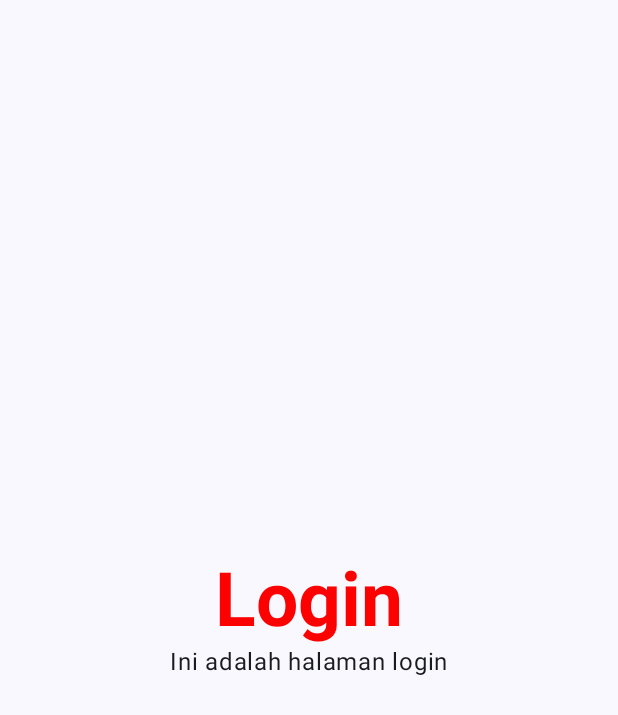
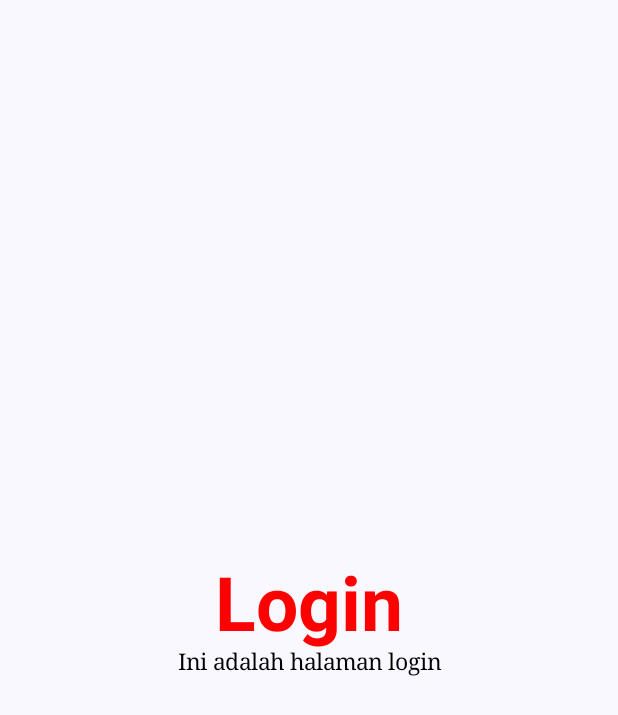
Before and after one commit to BriliyanLuthfiTriandri/QuestBasicComposable_094, an Android app built with Jetpack Compose: the screen it shows after launch (MainActivity), on a phone screen of 412 x 824 dp. Shown: the top 715 px of the screen. Run offline under Robolectric (Android 15) with nearby library versions, the phone set to English and light mode, and no system bars.

Commit message:
menambahkan Style pada text "Ini adalah halaman login"

```diff
--- a/app/src/main/java/com/example/composablelayout/MainActivity.kt
+++ b/app/src/main/java/com/example/composablelayout/MainActivity.kt
@@ -61,6 +61,11 @@ fun BasicCompos(modifier: Modifier = Modifier
                 ))
         Text(
             text = "Ini adalah halaman login",
-        )
+            style = TextStyle(
+                fontSize = 15.sp,
+                color = Color.Black,
+                fontFamily = FontFamily.Serif,
+                ))
+
     }
 }
```
